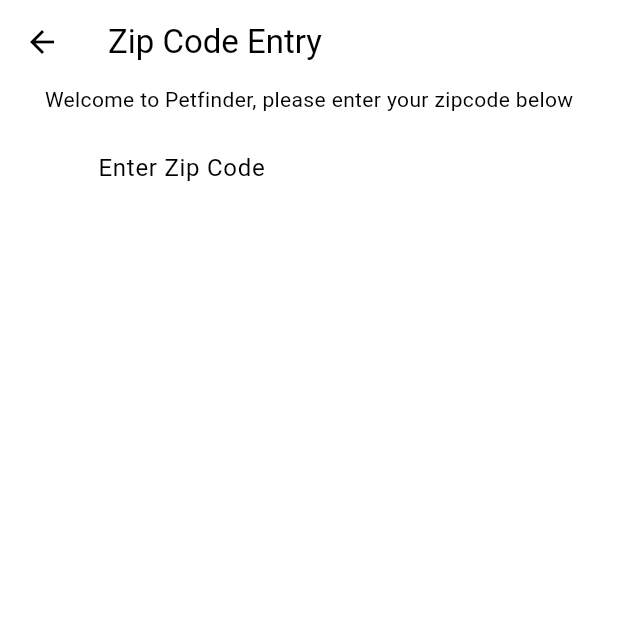
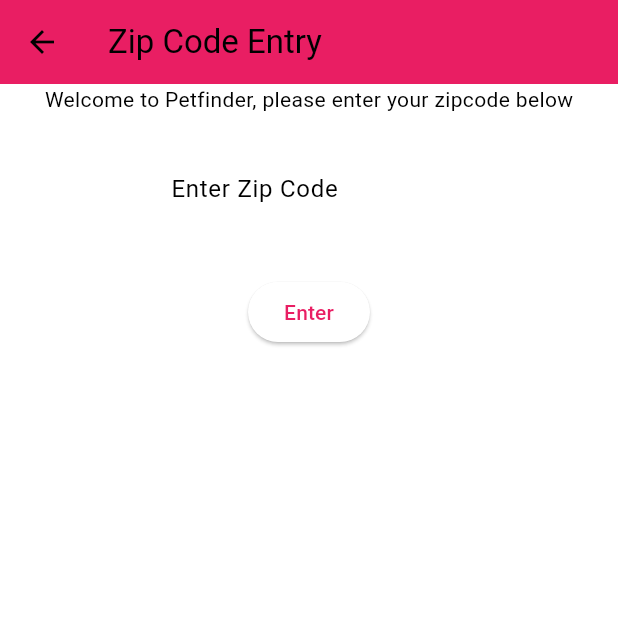
Before and after one commit to bsu-cs222/final_project_petfinder, a Flutter app: the ZipCodePage screen opened directly, on a phone screen of 412 x 824 dp, the top half of it. Run offline on Flutter 3.47's test engine with Material 2 defaults, Android fonts, the light colour scheme and no system bars; network calls fail.

Commit message:
UI Updates/Refactored

```diff
--- a/lib/simpleUI.dart
+++ b/lib/simpleUI.dart
@@ -1,6 +1,7 @@
 import 'package:url_launcher/url_launcher.dart';
 import 'package:cs222_final_project_pet_finder/pet_finder_parser.dart';
 import 'package:flutter/material.dart';
+
 final parser = PetFinderParser();
 final caller = QueryCall();
 
@@ -24,6 +25,7 @@
     );
   }
 }
+
 // class MyAppState extends ChangeNotifier {
 //   void backToSearchScreen() {
 //     ZipCodePage();
@@ -39,11 +41,14 @@
       color: theme.colorScheme.primaryContainer,
     );
     return Scaffold(
-      appBar: AppBar(title: Text('Zip Code Entry')),
+      appBar: AppBar(
+          backgroundColor: Theme.of(context).colorScheme.primaryContainer,
+          title: Text('Zip Code Entry')),
       body: Column(
-        children:[
+        children: [
           SizedBox(
-            child: Text('Welcome to Petfinder, please enter your zipcode below'),
+            child:
+                Text('Welcome to Petfinder, please enter your zipcode below'),
           ),
           Row(
             mainAxisAlignment: MainAxisAlignment.center,
@@ -53,34 +58,35 @@
                 child: Padding(
                   padding: const EdgeInsets.all(8.0),
                   child: TextField(
+                    style: style,
                     controller: zipCodeController,
                     decoration: InputDecoration(labelText: 'Enter Zip Code'),
                   ),
                 ),
               ),
-            SizedBox(height: 16.0,
+            ],
+          ),
+          SizedBox(
             child: Padding(
               padding: const EdgeInsets.all(8.0),
               child: ElevatedButton(
                 onPressed: () {
                   Navigator.of(context).push(
                     MaterialPageRoute(
-                      builder: (context) => PetListPage(zipCode: zipCodeController.text),
+                      builder: (context) =>
+                          PetListPage(zipCode: zipCodeController.text),
                     ),
                   );
                 },
                 child: Text('Enter'),
               ),
             ),
-            )
-          ],
           ),
         ],
       ),
     );
   }
 }
-
 
 class PetListPage extends StatefulWidget {
   final String zipCode;
@@ -108,9 +114,9 @@
     });
   }
 
-  Future<void> _launchURL(String url) async{
+  Future<void> _launchURL(String url) async {
     final Uri _url = Uri.parse(url);
-    if (await canLaunchUrl(_url)){
+    if (await canLaunchUrl(_url)) {
       await launchUrl(_url);
     } else {
       throw 'The URL for this pet profile is broken.';
@@ -120,7 +126,8 @@
   @override
   Widget build(BuildContext context) {
     return Scaffold(
-      appBar: AppBar(title: Text('Available pets in the  ${widget.zipCode} area.')),
+      appBar:
+          AppBar(title: Text('Available pets in the  ${widget.zipCode} area.')),
       body: Column(
         children: [
           ElevatedButton(
@@ -150,7 +157,10 @@
                         if (pet.photos.isNotEmpty)
                           Image.network(pet.photos[0]['small'])
                         else
-                            Image.network('https://upload.wikimedia.org/wikipedia/commons/6/65/No-Image-Placeholder.svg'),
+                          Image.network(
+                              'https://upload.wikimedia.org/wikipedia/commons/thumb/6/65/No-Image-Placeholder.svg/660px-No-Image-Placeholder.svg.png?20200912122019',
+                              height: 150,
+                              scale: 0.3),
                         Text('Learn more about ${pet.name}'),
                       ],
                     ),
```
Also changed, not shown: lib/main.dart (+5 -5 lines), 1 other file. Lines whose indentation alone changed are shown as unchanged.
